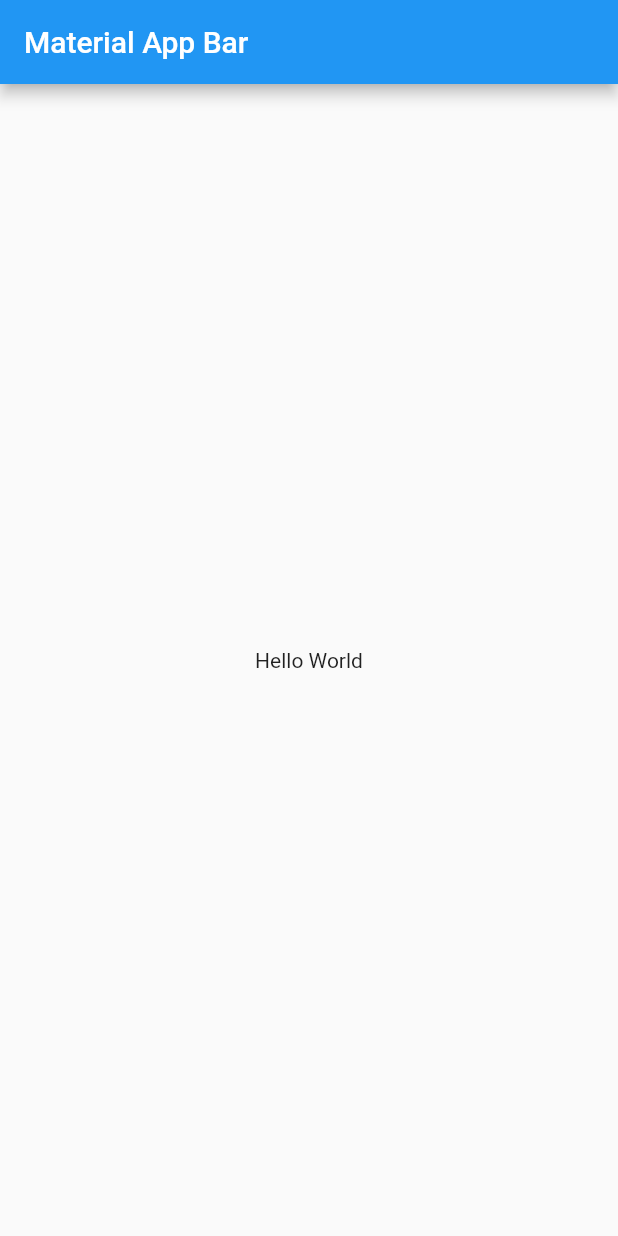
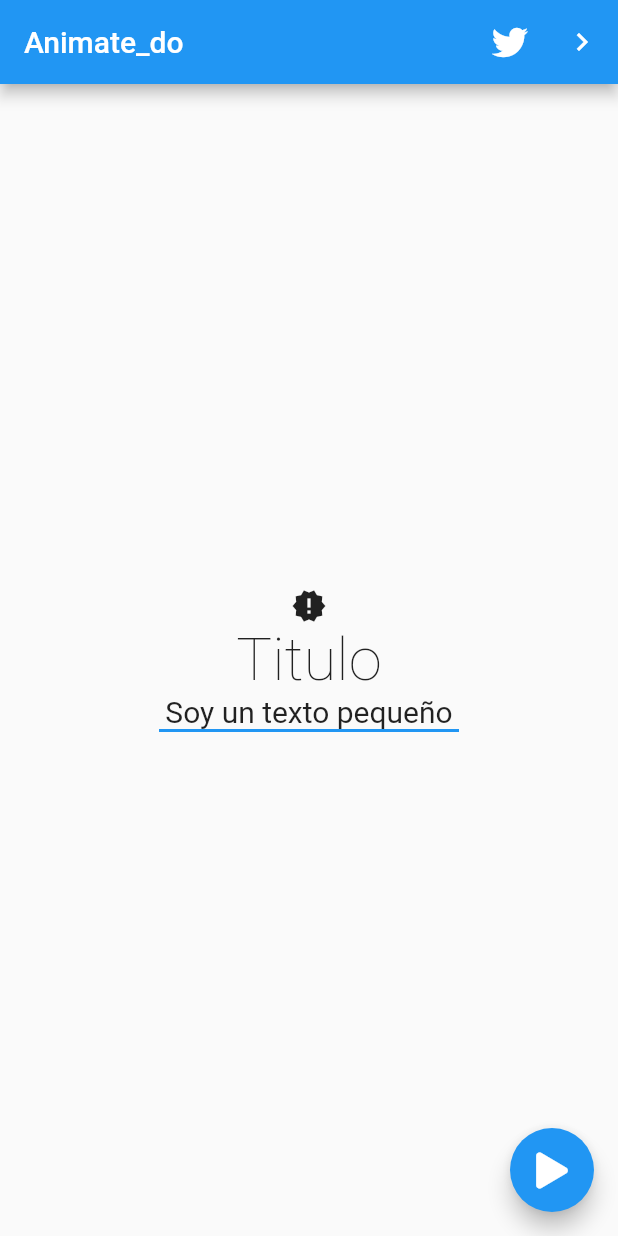
Before and after one commit to velascoandres/animate_do_app, a Flutter app: the screen it shows after launch, on a phone screen of 412 x 824 dp. Run offline on Flutter 3.47's test engine with Material 2 defaults, Android fonts, the phone set to English and light mode, and no system bars; our stand-ins replace animate_do, font_awesome_flutter.

Commit message:
animaciones basicas

```diff
--- a/lib/main.dart
+++ b/lib/main.dart
@@ -1,3 +1,4 @@
+import 'package:animate_do_app/src/pages/one_page.dart';
 import 'package:flutter/material.dart';
 
 void main() => runApp(MyApp());
@@ -7,16 +8,8 @@ class MyApp extends StatelessWidget {
   Widget build(BuildContext context) {
     return MaterialApp(
       title: 'Material App',
-      home: Scaffold(
-        appBar: AppBar(
-          title: Text('Material App Bar'),
-        ),
-        body: Center(
-          child: Container(
-            child: Text('Hello World'),
-          ),
-        ),
-      ),
+      debugShowCheckedModeBanner: false,
+      home: OnePage()
     );
   }
 }
--- /dev/null
+++ b/lib/src/pages/one_page.dart
@@ -0,0 +1,74 @@
+import 'package:animate_do/animate_do.dart';
+import 'package:flutter/cupertino.dart';
+import 'package:flutter/material.dart';
+import 'package:font_awesome_flutter/font_awesome_flutter.dart';
+
+class OnePage extends StatelessWidget {
+  @override
+  Widget build(BuildContext context) {
+    return Scaffold(
+      appBar: AppBar(
+        title: FadeIn(
+          duration: Duration(milliseconds: 500),
+          child: Text('Animate_do'),
+        ),
+        actions: [
+          IconButton(
+            icon: FaIcon(FontAwesomeIcons.twitter),
+            onPressed: () {},
+          ),
+          SlideInLeft(
+            from: 100,
+            child: IconButton(
+              icon: Icon(Icons.navigate_next),
+              onPressed: () {
+                Navigator.push(
+                  context,
+                  CupertinoPageRoute(builder: (_) => OnePage()),
+                );
+              },
+            ),
+          ),
+        ],
+      ),
+      floatingActionButton: ElasticInRight(
+        child: FloatingActionButton(
+          child: FaIcon(
+            FontAwesomeIcons.play,
+          ),
+          onPressed: () {},
+        ),
+      ),
+      body: Center(
+        child: Column(
+          mainAxisAlignment: MainAxisAlignment.center,
+          children: [
+            Icon(Icons.new_releases),
+            FadeInDown(
+              delay: Duration(milliseconds: 200),
+              child: Text(
+                'Titulo',
+                style: TextStyle(fontSize: 40, fontWeight: FontWeight.w200),
+              ),
+            ),
+            FadeInDown(
+              delay: Duration(milliseconds: 800),
+              child: Text(
+                'Soy un texto pequeño',
+                style: TextStyle(fontSize: 20, fontWeight: FontWeight.w400),
+              ),
+            ),
+            FadeInLeft(
+              delay: Duration(milliseconds: 1100),
+              child: Container(
+                width: 200,
+                height: 2,
+                color: Colors.blue,
+              ),
+            )
+          ],
+        ),
+      ),
+    );
+  }
+}
--- a/pubspec.yaml
+++ b/pubspec.yaml
@@ -28,6 +28,8 @@ dependencies:
   # The following adds the Cupertino Icons font to your application.
   # Use with the CupertinoIcons class for iOS style icons.
   cupertino_icons: ^1.0.2
+  animate_do: ^2.0.0
+  font_awesome_flutter: ^9.0.0
 
 dev_dependencies:
   flutter_test:
```
Also changed, not shown: pubspec.lock.
